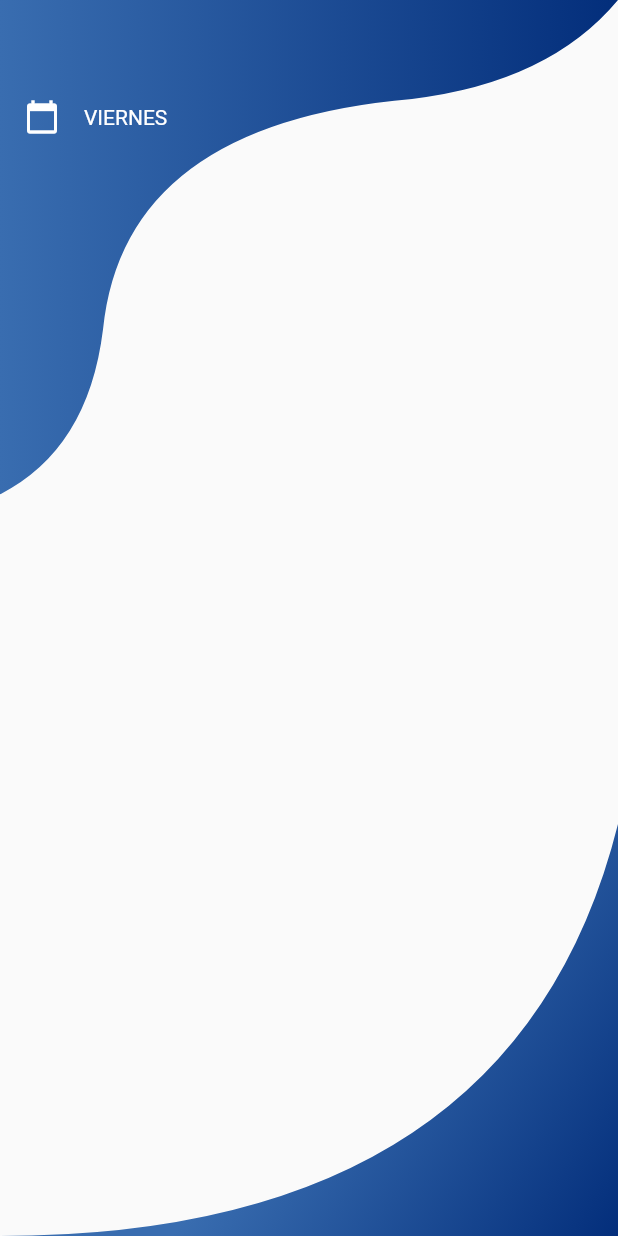
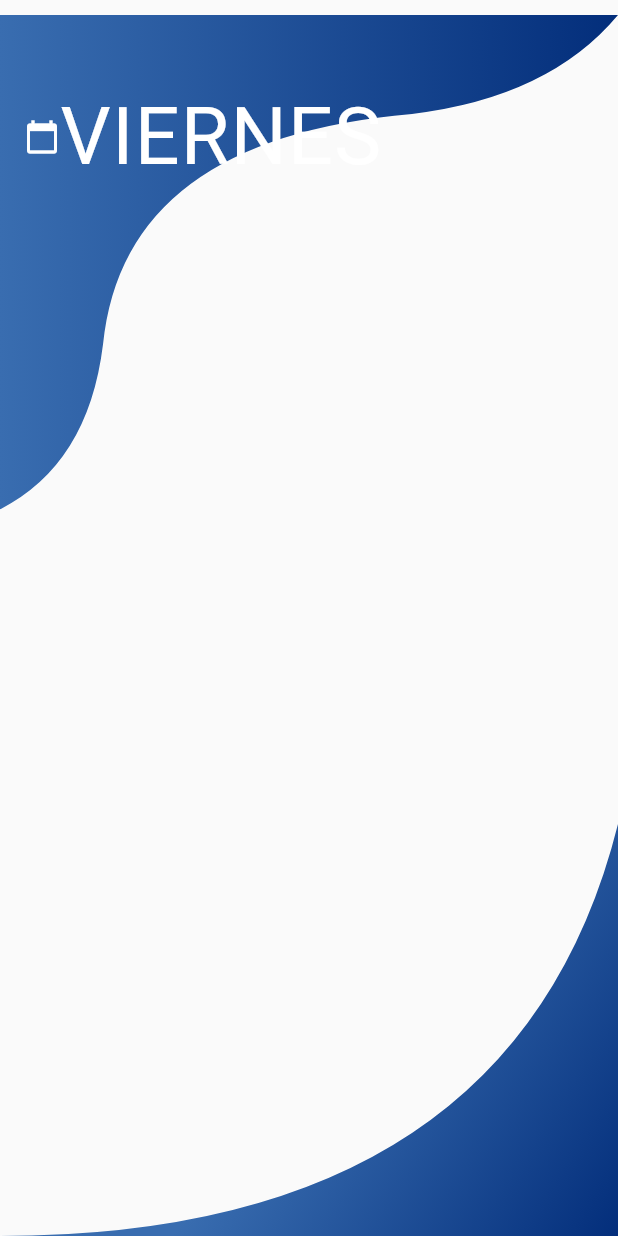
Before and after one commit to Alejandro-tech20/AppHorario, a Flutter app: the screen it shows after launch, on a phone screen of 412 x 824 dp. Run offline on Flutter 3.47's test engine with Material 2 defaults, Android fonts, the phone set to English and light mode, and no system bars; our stand-ins replace flutter_screenutil, google_sign_in, simple_animations.

Commit message:
Etapa 1.0.1

```diff
--- a/lib/UI/Index.dart
+++ b/lib/UI/Index.dart
@@ -1,9 +1,13 @@
 import 'package:apphorario/resources/CustomClipper.dart';
 import 'package:apphorario/resources/FooterCliper.dart';
 import 'package:flutter/material.dart';
+import 'package:google_sign_in/google_sign_in.dart';
 import 'package:intl/intl.dart';
 import 'package:intl/date_symbol_data_local.dart';
 import 'package:simple_animations/simple_animations.dart';
+import 'package:flutter_screenutil/flutter_screenutil.dart';
+
+GoogleSignIn _googleSignIn = GoogleSignIn(scopes: ['profile', 'email']);
 
 class Index extends StatefulWidget {
   Index({Key key, this.title}) : super(key: key);
@@ -15,16 +19,24 @@ class Index extends StatefulWidget {
 
 class _IndexState extends State<Index> {
   DateTime now = DateTime.now();
+  GoogleSignInAccount _currentUser;
   DateFormat date;
   @override
   void initState() {
     super.initState();
     initializeDateFormatting();
     date = DateFormat.EEEE('es');
+    // _googleSignIn.onCurrentUserChanged.listen((GoogleSignInAccount account){
+    //   setState(() {
+    //     _currentUser = account;
+    //   });
+    // });
+    // _googleSignIn.signInSilently();
   }
 
   @override
   Widget build(BuildContext context) {
+  ScreenUtil.init(context, allowFontScaling: true);
     final an = MultiTrackTween([
       Track("opacity").add(
         Duration(milliseconds: 400),
@@ -37,9 +49,22 @@ class _IndexState extends State<Index> {
       )
     ]);
 
+    // return buidLogin();
+
     return Stack(
+      fit: StackFit.expand,
+      // width: MediaQuery.of(context).size.width,
+      // height: MediaQuery.of(context).size.height,
+      // color: Colors.blue.withAlpha(100),
       children: <Widget>[
-        ClipPath(
+        Column(
+          crossAxisAlignment: CrossAxisAlignment.end,
+          children: <Widget>[
+            Padding(
+              padding: EdgeInsets.only(
+                top: 10.0,
+              ),
+              child: ClipPath(
                 clipper: CustomClipperShape(),
                 child: Container(
                   height: MediaQuery.of(context).size.height / 2.5,
@@ -51,21 +76,21 @@ class _IndexState extends State<Index> {
                       ],
                     ),
                   ),
+                ),
+              ),
+            ),
+          ],
+        ),
+        SingleChildScrollView(
+          child: Padding(
+            padding: EdgeInsets.only(left: 16, right: 28.0, top: 60.0),
             child: Column(
               children: <Widget>[
-                SizedBox(
-                  height: 50,
-                ),
-                Padding(
-                  padding: const EdgeInsets.all(16.0),
-                  child: Row(
+                Row(
                   children: <Widget>[
                     Icon(
                       Icons.calendar_today,
                       color: Colors.white,
-                      ),
-                      SizedBox(
-                        width: 16,
                     ),
                     ControlledAnimation(
                       duration: an.duration,
@@ -74,10 +99,11 @@ class _IndexState extends State<Index> {
                         date.format(now).toUpperCase(),
                         style: TextStyle(
                           color: Colors.white,
+                          letterSpacing: .8,
+                          fontSize: ScreenUtil().setSp(46),
                         ),
                       ),
-                        builderWithChild: (context, child, animation) =>
-                            Opacity(
+                      builderWithChild: (context, child, animation) => Opacity(
                         opacity: animation["opacity"],
                         child: Transform.translate(
                           offset: Offset(0, animation["in"]),
@@ -87,7 +113,6 @@ class _IndexState extends State<Index> {
                     ),
                   ],
                 ),
-                )
               ],
             ),
           ),
@@ -111,7 +136,68 @@ class _IndexState extends State<Index> {
             ),
           ),
         ),
+        // Container(
+        //   child:Stack(
+        //     children: <Widget>[
+        //       ListTile(
+        //         leading: GoogleUserCircleAvatar(
+        //           identity: _currentUser,
+        //         ),
+        //         title: Text('data'),
+        //         subtitle: Text('data2222'),
+        //       )
+        //     ],
+        //   ),
+        // )
       ],
     );
   }
+
+  Widget buidLogin() {
+    if (_currentUser != null) {
+      return Center(
+        child: Column(
+          mainAxisAlignment: MainAxisAlignment.center,
+          children: <Widget>[
+            ListTile(
+              leading: GoogleUserCircleAvatar(
+                identity: _currentUser,
+              ),
+              title: Text(_currentUser.displayName ?? ''),
+              subtitle: Text(_currentUser.email ?? ''),
+            ),
+            RaisedButton(
+              onPressed: _handleSingOut,
+              child: Text('SingOut'),
+            ),
+          ],
+        ),
+      );
+    } else {
+      return Center(
+        child: Column(
+          mainAxisAlignment: MainAxisAlignment.center,
+          children: <Widget>[
+            RaisedButton(
+              onPressed: _handleSingIn,
+              child: Text('Login'),
+            ),
+            Text('data'),
+          ],
+        ),
+      );
     }
+  }
+
+  void _handleSingOut() {
+    _googleSignIn.disconnect();
+  }
+
+  Future<void> _handleSingIn() async {
+    try {
+      await _googleSignIn.signIn();
+    } catch (er) {
+      print(er);
+    }
+  }
+}
--- a/lib/main.dart
+++ b/lib/main.dart
@@ -29,14 +29,7 @@ class Home extends StatelessWidget {
   Widget build(BuildContext context) {
     // final twee = TrackT
     return Scaffold(
-      body: Stack(
-        // width: MediaQuery.of(context).size.width,
-        // height: MediaQuery.of(context).size.height,
-        // color: Colors.blue.withAlpha(100),
-        children:<Widget>[
-           Index(),
-        ],
-      ),
+      body: Index(),
     );
   }
 }
```
Also changed, not shown: pubspec.yaml (+16 -11 lines), assets/CustomIcons.ttf (added), assets/Poppins-Bold.ttf (added), assets/Poppins-Medium.ttf (added), pubspec.lock, 4 other files. Lines whose indentation alone changed are shown as unchanged.
